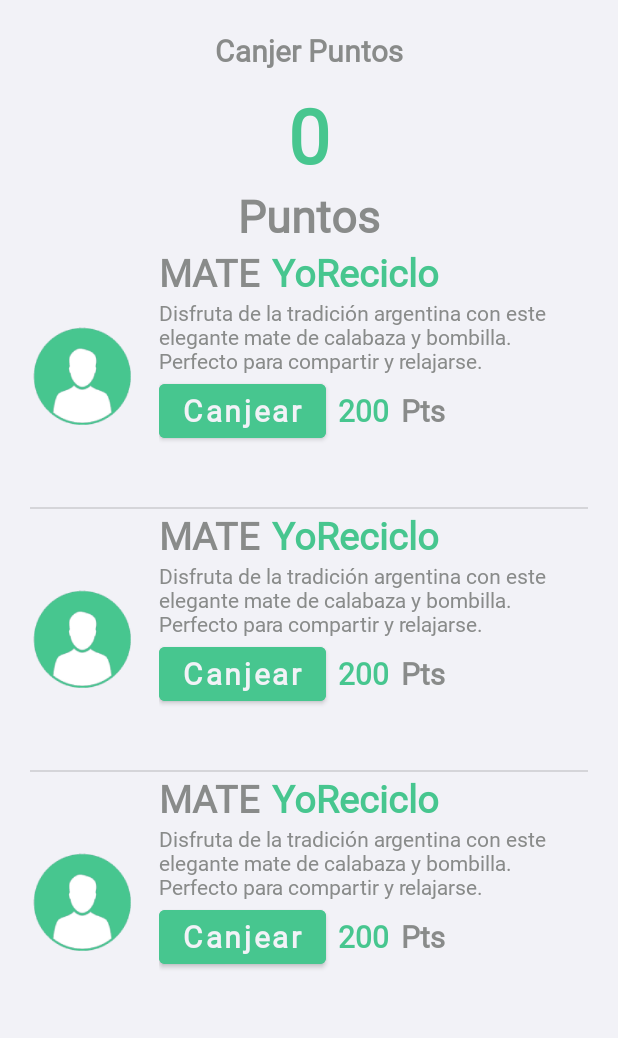
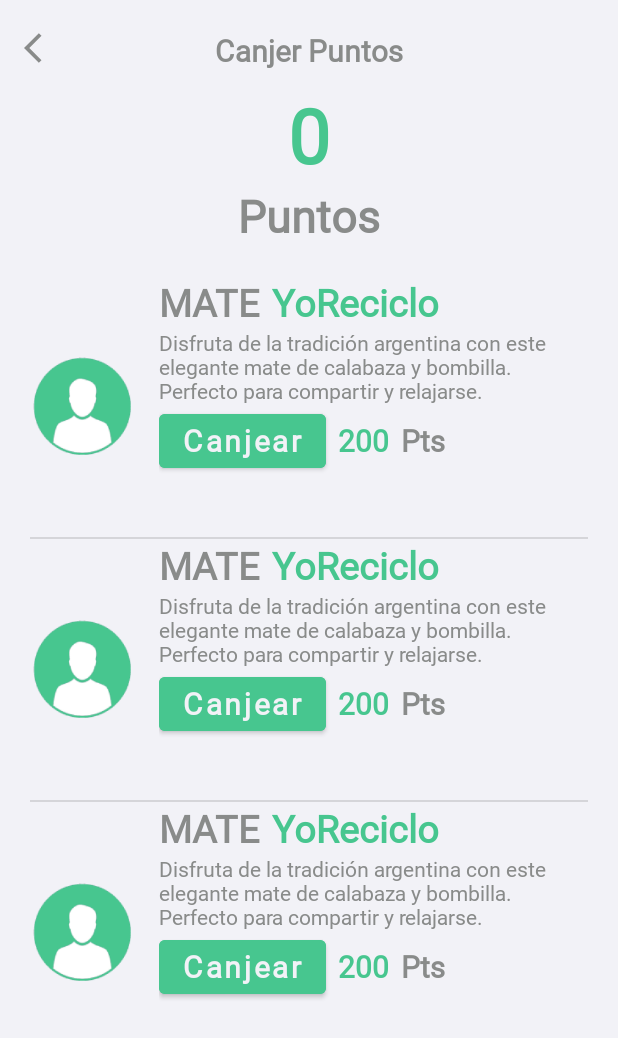
Before and after one commit to SoraBeat/TpFinalTUSI, an Android app: the activity_canjear_puntos screen opened directly, with no data from a screen before it, on a phone screen of 412 x 824 dp. Shown: the top 1038 px of the screen. Run offline under Robolectric (Android 15) with nearby library versions, the phone set to English and light mode, and no system bars; 1 statement that could not run was skipped.

Commit message:
Arreglo errores visuales

```diff
--- a/app/src/main/java/com/example/tpfinaltusi/activities/activity_canjear_puntos.java
+++ b/app/src/main/java/com/example/tpfinaltusi/activities/activity_canjear_puntos.java
@@ -5,6 +5,7 @@
 
 import android.os.Bundle;
 import android.view.View;
+import android.widget.ImageView;
 import android.widget.ListView;
 import android.widget.TextView;
 
@@ -17,6 +18,7 @@
 
     TextView tv_puntajeActual;
     ListView listView;
+    ImageView btnBack;
     @Override
     protected void onCreate(Bundle savedInstanceState) {
         super.onCreate(savedInstanceState);
@@ -31,7 +33,14 @@
         }
         // Inflar la vista personalizada
         View customActionBarView = getSupportActionBar().getCustomView();
-
+        btnBack = customActionBarView.findViewById(R.id.btn_back);
+        btnBack.setVisibility(View.VISIBLE);
+        btnBack.setOnClickListener(new View.OnClickListener() {
+            @Override
+            public void onClick(View view) {
+                finish();
+            }
+        });
         // Configurar el título centrado (opcional)
         TextView actionBarTitle = customActionBarView.findViewById(R.id.action_bar_title);
         actionBarTitle.setText("Canjer Puntos");
--- a/app/src/main/res/drawable/baseline_arrow_back_ios_24.xml
+++ b/app/src/main/res/drawable/baseline_arrow_back_ios_24.xml
@@ -1,5 +1,5 @@
 <vector android:autoMirrored="true" android:height="24dp"
-    android:tint="#000000" android:viewportHeight="24"
+    android:tint="@color/darkGrey" android:viewportHeight="24"
     android:viewportWidth="24" android:width="24dp" xmlns:android="http://schemas.android.com/apk/res/android">
     <path android:fillColor="@android:color/white" android:pathData="M11.67,3.87L9.9,2.1 0,12l9.9,9.9 1.77,-1.77L3.54,12z"/>
 </vector>
--- a/app/src/main/res/layout/activity_canjear_puntos.xml
+++ b/app/src/main/res/layout/activity_canjear_puntos.xml
@@ -41,7 +41,8 @@
                 android:id="@+id/lvlistar"
                 android:layout_width="match_parent"
                 android:layout_height="match_parent"
-                android:layout_marginHorizontal="20dp" />
+                android:layout_marginHorizontal="20dp"
+                android:layout_marginVertical="20dp"/>
         </LinearLayout>
 
     </LinearLayout>
```
